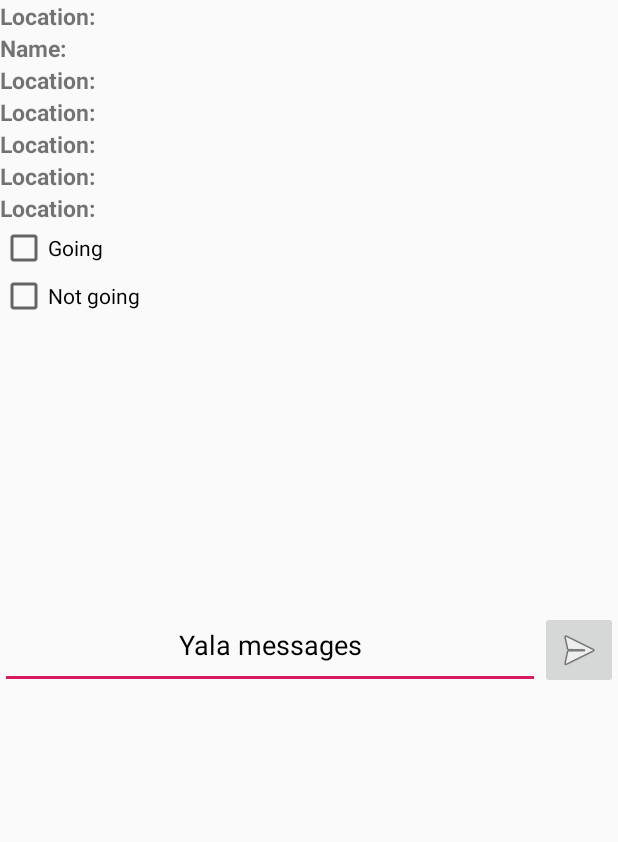
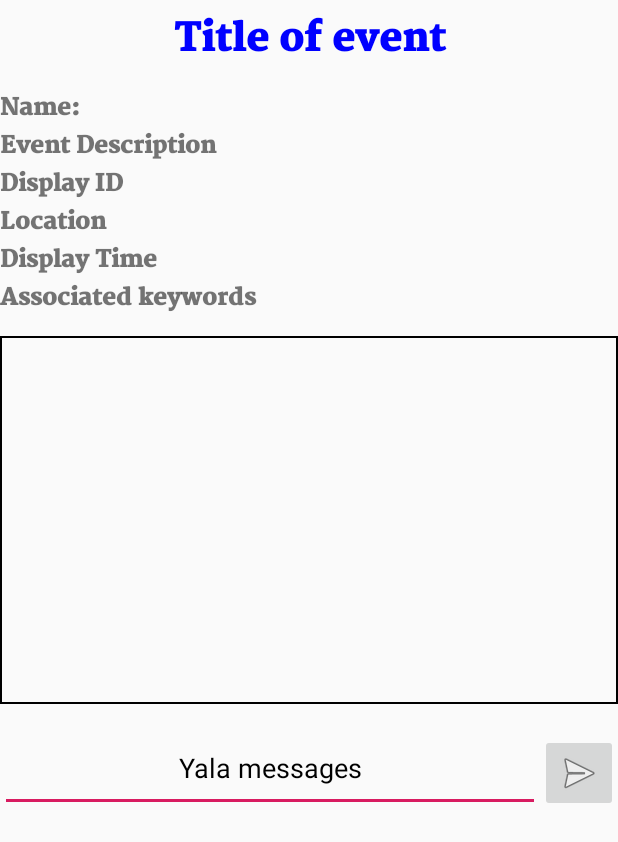
Before and after one commit to tbtea/Evenu, an Android app: the EventDisplayActivity screen opened directly, with no data from a screen before it, on a phone screen of 412 x 824 dp. Shown: the top 842 px of the screen. Run offline under Robolectric (Android 15) with nearby library versions, the phone set to English and light mode, and no system bars; our stand-ins replace Firebase (no records; nobody signed in at launch, a user with empty details on screens opened directly); 6 statements that could not run were skipped.

Commit message:
Merge remote-tracking branch 'origin/master'
# Conflicts:
#	app/src/main/res/layout/main_page_activity.xml
yes daddy

```diff
--- a/app/src/main/java/com/example/tonytea/evenu/ChatListAdapter.java
+++ b/app/src/main/java/com/example/tonytea/evenu/ChatListAdapter.java
@@ -2,8 +2,10 @@ package com.example.tonytea.evenu;
 
 import android.app.Activity;
 import android.content.Context;
+import android.graphics.Color;
 import android.support.annotation.NonNull;
 import android.support.annotation.Nullable;
+import android.view.Gravity;
 import android.view.LayoutInflater;
 import android.view.View;
 import android.view.ViewGroup;
@@ -24,7 +26,7 @@ public class ChatListAdapter extends BaseAdapter {
 
     private Activity mActivity;
     private DatabaseReference mDatabaseReference;
-    private  String mDisplayName;
+    private String mDisplayName;
     private ArrayList<Comment> comment_list;
     private String this_event_id;
 
@@ -122,6 +124,9 @@ public class ChatListAdapter extends BaseAdapter {
         final Comment comment = (Comment) getItem(position);
         final ViewHolder holder = (ViewHolder) convertView.getTag();
 
+       // boolean isMe = comment.getAuthor().equals(mDisplayName);
+        //setChatRowAppearance(isMe, holder);
+
         String author = comment.getAuthor();
         holder.authorName.setText(author);
 
@@ -130,6 +135,31 @@ public class ChatListAdapter extends BaseAdapter {
 
         return convertView;
     }
+
+    private void setChatRowAppearance(boolean isItMe, ViewHolder holder) {
+
+        if (isItMe) {
+
+
+            holder.params.gravity = Gravity.END;
+            holder.authorName.setTextColor(Color.GREEN);
+
+            // If you want to use colours from colors.xml
+            // int colourAsARGB = ContextCompat.getColor(mActivity.getApplicationContext(), R.color.yellow);
+            // holder.authorName.setTextColor(colourAsARGB);
+
+         //   holder.body.setBackgroundResource(R.drawable.bubble2);
+        } else {
+            holder.params.gravity = Gravity.START;
+            holder.authorName.setTextColor(Color.BLUE);
+         //   holder.body.setBackgroundResource(R.drawable.bubble1);
+        }
+
+        holder.authorName.setLayoutParams(holder.params);
+        holder.body.setLayoutParams(holder.params);
+
+    }
+
 
 
     public void cleanup(){
--- a/app/src/main/java/com/example/tonytea/evenu/EventDisplayActivity.java
+++ b/app/src/main/java/com/example/tonytea/evenu/EventDisplayActivity.java
@@ -3,6 +3,7 @@ package com.example.tonytea.evenu;
 import android.content.SharedPreferences;
 import android.graphics.Typeface;
 import android.os.Bundle;
+import android.support.annotation.NonNull;
 import android.support.v7.app.AppCompatActivity;
 import android.view.KeyEvent;
 import android.view.View;
@@ -10,8 +11,12 @@ import android.widget.EditText;
 import android.widget.ImageButton;
 import android.widget.ListView;
 import android.widget.TextView;
+
+import com.google.firebase.database.DataSnapshot;
+import com.google.firebase.database.DatabaseError;
 import com.google.firebase.database.DatabaseReference;
 import com.google.firebase.database.FirebaseDatabase;
+import com.google.firebase.database.ValueEventListener;
 
 
 public class EventDisplayActivity extends AppCompatActivity {
@@ -31,6 +36,7 @@ public class EventDisplayActivity extends AppCompatActivity {
         super.onCreate(savedInstanceState);
         setContentView(R.layout.event_display_activity);
 
+        setupDisplayName();
 
         this_event = (Event) getIntent().getSerializableExtra("event");
         date = findViewById(R.id.display_date);
@@ -67,21 +73,30 @@ public class EventDisplayActivity extends AppCompatActivity {
 
     private void setupDisplayName(){
 
-        SharedPreferences prefs = getSharedPreferences(RegisterActivity.CHAT_PREFS, MODE_PRIVATE);
+        FirebaseDatabase.getInstance().getReference().child("users").child("user_name").addListenerForSingleValueEvent(new ValueEventListener() {
+            @Override
+            public void onDataChange(@NonNull DataSnapshot dataSnapshot) {
+                if(dataSnapshot.exists()){
+                    mDisplayName = dataSnapshot.getValue(String.class);
+                }else{
+                    mDisplayName = "Anonymous";
+                }
+            }
 
-        mDisplayName = prefs.getString(RegisterActivity.DISPLAY_NAME_KEY, null);
+            @Override
+            public void onCancelled(@NonNull DatabaseError databaseError) {
 
-        if (mDisplayName == null) mDisplayName = "Anonymous";
+            }
+        });
     }
 
     private void sendMessage(){
-        String input = mInputText.getText().toString();
+        final String input = mInputText.getText().toString();
         if(!input.equals("")){
-
-            String id = mDatabaseReference.child("comments").push().getKey();
+            String id = FirebaseDatabase.getInstance().getReference().child("comments").push().getKey();
             Comment chat = new Comment(input, mDisplayName, id);
-            mDatabaseReference.child("comments").child(id).setValue(chat);
-            mDatabaseReference.child("commentsections").child(this_event.getEventID()).child(id).setValue(true);
+            FirebaseDatabase.getInstance().getReference().child("comments").child(id).setValue(chat);
+            FirebaseDatabase.getInstance().getReference().child("commentsections").child(this_event.getEventID()).child(id).setValue(true);
             mInputText.setText("");
         }
 
--- a/app/src/main/res/drawable/customborder.xml
+++ b/app/src/main/res/drawable/customborder.xml
@@ -1,6 +1,6 @@
 <?xml version="1.0" encoding="UTF-8"?>
 <shape xmlns:android="http://schemas.android.com/apk/res/android" android:shape="rectangle">
-    <corners android:radius="20dp"/>
+    <corners android:radius="0dp"/>
     <padding android:left="10dp" android:right="10dp" android:top="10dp" android:bottom="10dp"/>
     <stroke android:width="1dp" android:color="@color/black"/>
 </shape>
--- a/app/src/main/res/layout/chat_msg_row.xml
+++ b/app/src/main/res/layout/chat_msg_row.xml
@@ -5,7 +5,8 @@
     android:layout_width="fill_parent"
     android:layout_height="wrap_content"
     android:id="@+id/singleMessageContainer"
-    android:orientation="vertical">
+    android:orientation="vertical"
+    android:background="@drawable/customborder">
 
     <TextView
         android:id="@+id/author"
--- a/app/src/main/res/layout/event_display_activity.xml
+++ b/app/src/main/res/layout/event_display_activity.xml
@@ -9,114 +9,122 @@
     <TextView
         android:layout_width="match_parent"
         android:layout_height="wrap_content"
-        android:text="@string/location"
-        android:textSize="15sp"
+        android:text="Title of event"
+        android:gravity="center"
+        android:textSize="25sp"
         android:textStyle="bold"
+        android:textColor="@color/blue"
+        android:fontFamily="@font/mymerriweather"
         android:id="@+id/title"
+        android:layout_marginTop="10dp"
         android:onClick="displayEvent"/>
 
    <TextView
+      android:layout_marginTop="20sp"
       android:layout_width="match_parent"
       android:layout_height="wrap_content"
       android:text="@string/name"
       android:textSize="15sp"
       android:textStyle="bold"
+      android:fontFamily="@font/mymerriweather"
       android:id="@+id/display_date"
       android:onClick="displayEvent"/>
 
 
   <TextView
+      android:layout_marginTop="5sp"
       android:layout_width="match_parent"
       android:layout_height="wrap_content"
-      android:text="@string/location"
+      android:text="Event Description"
       android:textSize="15sp"
       android:textStyle="bold"
+      android:fontFamily="@font/mymerriweather"
       android:id="@+id/display_description"/>
 
   <TextView
+      android:layout_marginTop="5sp"
       android:layout_width="match_parent"
       android:layout_height="wrap_content"
-      android:text="@string/location"
+      android:text="Display ID"
       android:textSize="15sp"
       android:textStyle="bold"
+      android:fontFamily="@font/mymerriweather"
       android:id="@+id/display_id"/>
 
     <TextView
+        android:layout_marginTop="5sp"
         android:layout_width="match_parent"
         android:layout_height="wrap_content"
-      android:text="@string/location"
+        android:text="Location"
         android:textSize="15sp"
         android:textStyle="bold"
-      android:id="@+id/keywords"/>
-
-  <TextView
-      android:layout_width="match_parent"
-      android:layout_height="wrap_content"
-      android:text="@string/location"
-      android:textSize="15sp"
-      android:textStyle="bold"
+        android:fontFamily="@font/mymerriweather"
         android:id="@+id/display_location"/>
 
 
     <TextView
+        android:layout_marginTop="5sp"
         android:id="@+id/display_time"
         android:layout_width="match_parent"
         android:layout_height="wrap_content"
-        android:text="@string/location"
+        android:text="Display Time"
         android:textSize="15sp"
+        android:fontFamily="@font/mymerriweather"
         android:textStyle="bold" />
 
-    <CheckBox
-        android:id="@+id/checkBox"
-        android:layout_width="110dp"
+  <TextView
+      android:layout_marginTop="5sp"
+      android:layout_width="match_parent"
       android:layout_height="wrap_content"
-        android:text="Going" />
+      android:text="Associated keywords"
+      android:textSize="15sp"
+      android:textStyle="bold"
+      android:fontFamily="@font/mymerriweather"
+      android:id="@+id/keywords"/>
 
-    <CheckBox
-        android:id="@+id/checkBox2"
-        android:layout_width="111dp"
-        android:layout_height="wrap_content"
-        android:text="Not going" />
 
     <ListView
         android:id="@+id/chat_list_view"
         android:layout_width="fill_parent"
-        android:layout_height="194dp"
+        android:layout_height="245dp"
         android:layout_above="@+id/listFooter"
         android:layout_alignParentTop="true"
+        android:layout_marginTop="15dp"
         android:divider="@null"
         android:dividerHeight="0dp"
-        android:transcriptMode="alwaysScroll" />
+        android:transcriptMode="alwaysScroll"
+        android:background="@drawable/customborder"/>
 
     <LinearLayout
+        android:layout_marginTop="20dp"
         android:id="@+id/listFooter"
         android:layout_width="fill_parent"
         android:layout_height="wrap_content"
         android:layout_alignParentBottom="true"
-        android:orientation="horizontal"
-        android:gravity="bottom">
+        android:gravity="bottom"
+        android:orientation="horizontal">
 
         <EditText
             android:id="@+id/messageInput"
             android:layout_width="0dp"
             android:layout_height="fill_parent"
             android:layout_weight="1"
-            android:textColor="@color/black"
-            android:textColorHint="@color/black"
+            android:gravity="center_horizontal"
             android:hint="@string/prompt_msg"
             android:imeActionLabel="@string/action_send"
             android:imeOptions="actionUnspecified"
             android:inputType="textCapSentences|textAutoCorrect"
             android:maxLines="1"
-            android:gravity="center_horizontal"/>
+            android:textColor="@color/black"
+            android:textColorHint="@color/black" />
 
         <ImageButton
             android:id="@+id/sendButton"
-            android:padding="10dp"
             android:layout_width="wrap_content"
             android:layout_height="wrap_content"
-            android:src="@android:drawable/ic_menu_send"
-            android:contentDescription="@string/action_send"/>
+            android:contentDescription="@string/action_send"
+            android:padding="10dp"
+            android:src="@android:drawable/ic_menu_send" />
     </LinearLayout>
 
 </LinearLayout>
```
Also changed, not shown: app/src/main/java/com/example/tonytea/evenu/RegisterActivity.java (line endings or trailing spaces). Lines whose indentation alone changed are shown as unchanged.
